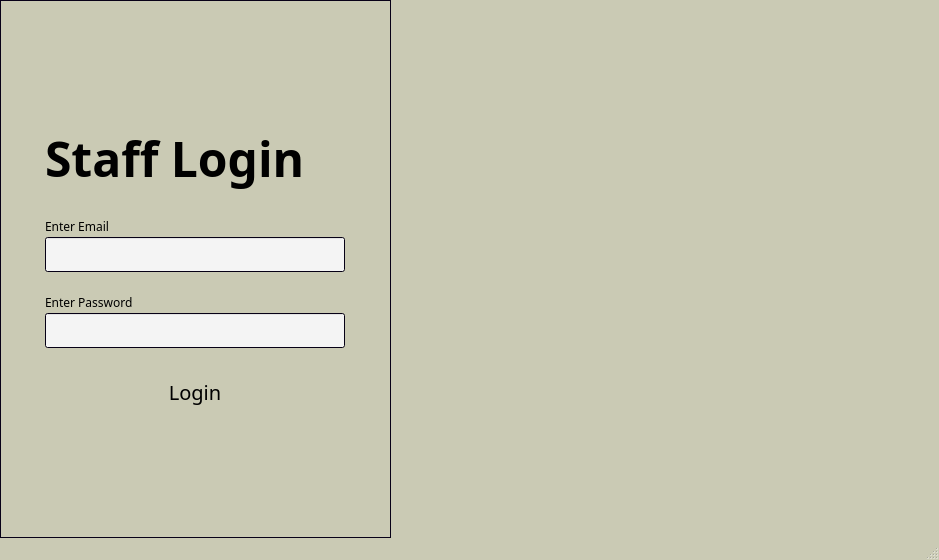
Above: frontend-desktop/mainwindow.ui from Gearworks-Software/BSS-Application-System before the change. Below: the same form after it.
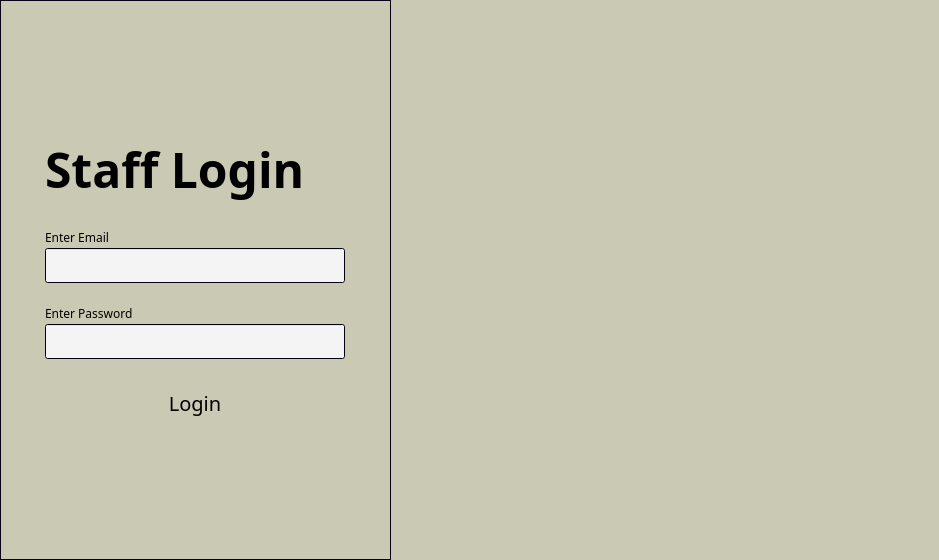
That is the form after the change. The open tabs and pages were chosen to show the change. Icons and pictures are not drawn.

Commit message: feat: implement theme toggle and documentation access in main window

What changed in the file:
```diff
--- a/frontend-desktop/mainwindow.ui
+++ b/frontend-desktop/mainwindow.ui
@@ -2583,7 +2583,6 @@
     </item>
    </layout>
   </widget>
-  <widget class="QStatusBar" name="statusBar"/>
  </widget>
  <layoutdefault spacing="6" margin="0"/>
  <resources>
```
Left out of the diff: 63 changed lines with no effect on the pictures. Lines whose indentation alone changed are shown as unchanged. The commit also changes 6 other files.
